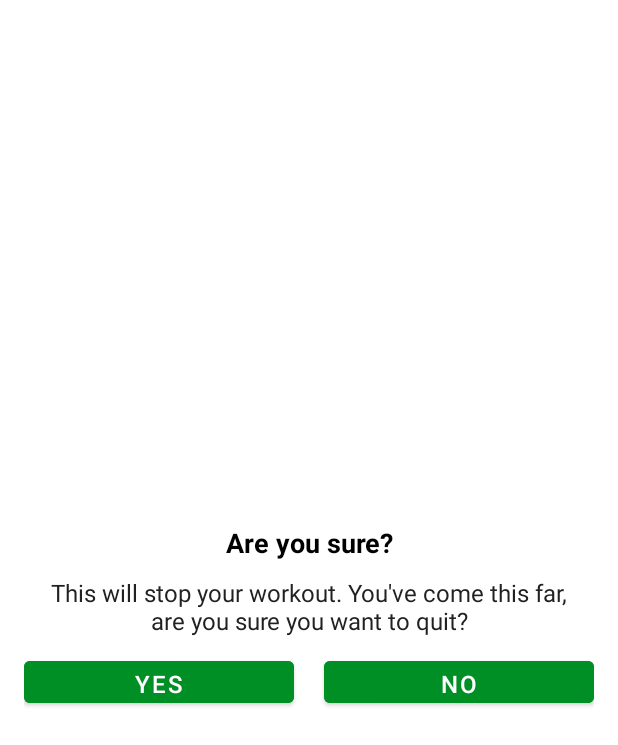
After one commit to BrooitsFeiskJR/Workout-App, an Android app: the layout dialog_custom_back_confirmation.xml on its own in the app's theme, with its tools: preview values and no code run, on a phone screen of 412 x 824 dp. The commit adds this screen. Shown: the top 745 px of the screen. Run offline under Robolectric (Android 15) with nearby library versions, the phone set to English and light mode, and no system bars.

Commit message:
Setting up the CustomDialog for the Backbutton

```diff
--- a/app/src/main/java/dev/tontech/workoutapp/ExerciseActivity.kt
+++ b/app/src/main/java/dev/tontech/workoutapp/ExerciseActivity.kt
@@ -1,6 +1,7 @@
 package dev.tontech.workoutapp
 
 import android.annotation.SuppressLint
+import android.app.Dialog
 import android.content.Intent
 import android.media.MediaPlayer
 import android.net.Uri
@@ -10,10 +11,10 @@ import android.os.CountDownTimer
 import android.speech.tts.TextToSpeech
 import android.util.Log
 import android.view.View
-import android.widget.Toast
 import androidx.recyclerview.widget.LinearLayoutManager
 import dev.tontech.workoutapp.adapters.ExerciseStatusAdapter
 import dev.tontech.workoutapp.databinding.ActivityExerciseBinding
+import dev.tontech.workoutapp.databinding.DialogCustomBackConfirmationBinding
 import dev.tontech.workoutapp.model.Exercise
 import java.util.Locale
 
@@ -22,11 +23,11 @@ class ExerciseActivity : AppCompatActivity(), TextToSpeech.OnInitListener {
 
     private var restTimer: CountDownTimer? = null
     private var restProgress: Int = 0
-    private var restTimerDuration: Long = 1
+    private var restTimerDuration: Long = 10
 
     private var exerciseTimer: CountDownTimer? = null
     private var exerciseProgress: Int = 0
-    private var exerciseTimerDuration: Long = 1
+    private var exerciseTimerDuration: Long = 30
 
 
     private var exerciseList: ArrayList<Exercise>? = null
@@ -52,11 +53,35 @@ class ExerciseActivity : AppCompatActivity(), TextToSpeech.OnInitListener {
         tts = TextToSpeech(this, this)
 
         binding?.toolbarExercise?.setNavigationOnClickListener {
-            onBackPressedDispatcher.onBackPressed()
+            customDialogForBackButton()
         }
 
         setupRestView()
         setupExerciseStatusRecyclerView()
+    }
+
+    @Deprecated("Deprecated in Java")
+    override fun onBackPressed() {
+        customDialogForBackButton()
+    }
+
+    private fun customDialogForBackButton() {
+        val customDialog = Dialog(this)
+        val dialogBinding = DialogCustomBackConfirmationBinding.inflate(layoutInflater)
+
+        customDialog.setContentView(dialogBinding.root)
+        customDialog.setCanceledOnTouchOutside(false)
+
+        dialogBinding.btnYes.setOnClickListener {
+            this@ExerciseActivity.finish()
+            customDialog.dismiss()
+        }
+
+        dialogBinding.btnNo.setOnClickListener {
+            customDialog.dismiss()
+        }
+
+        customDialog.show()
     }
 
     private fun setupExerciseStatusRecyclerView() {
@@ -152,7 +177,7 @@ class ExerciseActivity : AppCompatActivity(), TextToSpeech.OnInitListener {
                     setupRestView()
                 } else {
                     finish()
-                    val intent: Intent = Intent(this@ExerciseActivity, FinishActivity::class.java)
+                    val intent = Intent(this@ExerciseActivity, FinishActivity::class.java)
                     startActivity(intent)
                 }
             }
--- /dev/null
+++ b/app/src/main/res/layout/dialog_custom_back_confirmation.xml
@@ -0,0 +1,61 @@
+<?xml version="1.0" encoding="utf-8"?>
+<LinearLayout xmlns:android="http://schemas.android.com/apk/res/android"
+    android:layout_width="match_parent"
+    android:layout_height="match_parent"
+    android:gravity="center"
+    android:orientation="vertical"
+    android:padding="16dp"
+    >
+
+    <TextView
+        android:layout_width="match_parent"
+        android:layout_height="wrap_content"
+        android:gravity="center"
+        android:text="@string/are_you_sure"
+        android:textColor="@color/black"
+        android:textSize="18sp"
+        android:textStyle="bold"/>
+
+    <TextView
+        android:layout_width="match_parent"
+        android:layout_height="wrap_content"
+        android:layout_marginStart="10dp"
+        android:layout_marginTop="10dp"
+        android:layout_marginEnd="10dp"
+        android:gravity="center"
+        android:text="@string/this_will_stop_your_workout_you_ve_come_this_far_are_you_sure_you_want_to_quit"
+        android:textColor="#212121"
+        android:textSize="16sp" />
+
+    <LinearLayout
+        android:layout_width="match_parent"
+        android:layout_height="wrap_content"
+        android:layout_marginTop="10dp"
+        android:orientation="horizontal">
+
+        <Button
+            android:id="@+id/btnYes"
+            android:layout_width="0dp"
+            android:layout_height="40dp"
+            android:layout_marginEnd="10dp"
+            android:layout_weight="1"
+            android:backgroundTint="@color/colorAccent"
+            android:gravity="center"
+            android:text="@string/yes"
+            android:textColor="#FFFFFF"
+            android:textSize="16sp" />
+
+        <Button
+            android:id="@+id/btnNo"
+            android:layout_width="0dp"
+            android:layout_height="40dp"
+            android:layout_marginStart="10dp"
+            android:layout_weight="1"
+            android:backgroundTint="@color/colorAccent"
+            android:gravity="center"
+            android:text="@string/no"
+            android:textColor="#FFFFFF"
+            android:textSize="16sp" />
+    </LinearLayout>
+
+</LinearLayout>
--- a/app/src/main/res/values/strings.xml
+++ b/app/src/main/res/values/strings.xml
@@ -10,4 +10,8 @@
     <string name="congratulations">Congratulations!</string>
     <string name="done_message_workout">You have done the workout!</string>
     <string name="finish">FINISH</string>
+    <string name="are_you_sure">Are you sure?</string>
+    <string name="this_will_stop_your_workout_you_ve_come_this_far_are_you_sure_you_want_to_quit">This will stop your workout. You\'ve come this far, are you sure you want to quit?</string>
+    <string name="yes">YES</string>
+    <string name="no">NO</string>
 </resources>
```
